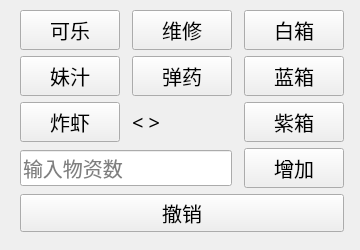
First picture: the form in record/gui.ui, repository bsnawoke/git_exer, before the edit.
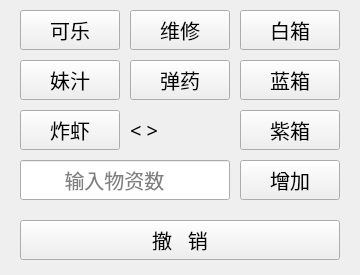
Second picture: the form after the edit.

Commit message: record UI 更新

Patch:
```diff
--- a/record/gui.ui
+++ b/record/gui.ui
@@ -7,48 +7,83 @@
     <x>0</x>
     <y>0</y>
     <width>360</width>
-    <height>250</height>
+    <height>275</height>
    </rect>
   </property>
   <property name="minimumSize">
    <size>
     <width>360</width>
-    <height>250</height>
+    <height>275</height>
    </size>
   </property>
   <property name="maximumSize">
    <size>
     <width>360</width>
-    <height>250</height>
+    <height>275</height>
    </size>
   </property>
   <property name="windowTitle">
    <string>Form</string>
   </property>
-  <widget class="QWidget" name="layoutWidget">
+  <widget class="QLabel" name="label">
+   <property name="geometry">
+    <rect>
+     <x>130</x>
+     <y>110</y>
+     <width>100</width>
+     <height>40</height>
+    </rect>
+   </property>
+   <property name="font">
+    <font>
+     <family>微软雅黑</family>
+     <pointsize>15</pointsize>
+    </font>
+   </property>
+   <property name="text">
+    <string>&lt;            &gt;</string>
+   </property>
+  </widget>
+  <widget class="QPushButton" name="Oil_3">
    <property name="geometry">
     <rect>
      <x>20</x>
+     <y>110</y>
+     <width>100</width>
+     <height>40</height>
+    </rect>
+   </property>
+   <property name="minimumSize">
+    <size>
+     <width>100</width>
+     <height>40</height>
+    </size>
+   </property>
+   <property name="maximumSize">
+    <size>
+     <width>100</width>
+     <height>40</height>
+    </size>
+   </property>
+   <property name="font">
+    <font>
+     <family>微软雅黑</family>
+     <pointsize>15</pointsize>
+    </font>
+   </property>
+   <property name="text">
+    <string>炸虾</string>
+   </property>
+  </widget>
+  <widget class="QPushButton" name="Case_1">
+   <property name="geometry">
+    <rect>
+     <x>240</x>
      <y>10</y>
-     <width>326</width>
-     <height>224</height>
+     <width>100</width>
+     <height>40</height>
     </rect>
    </property>
-   <property name="font">
-    <font>
-     <family>微软雅黑</family>
-     <pointsize>15</pointsize>
-    </font>
-   </property>
-   <layout class="QGridLayout" name="gridLayout">
-    <property name="horizontalSpacing">
-     <number>12</number>
-    </property>
-    <property name="verticalSpacing">
-     <number>6</number>
-    </property>
-    <item row="0" column="0">
-     <widget class="QPushButton" name="Oil_1">
       <property name="minimumSize">
        <size>
         <width>100</width>
@@ -68,12 +103,18 @@
        </font>
       </property>
       <property name="text">
-       <string>可乐</string>
-      </property>
-     </widget>
-    </item>
-    <item row="1" column="0">
+    <string>白箱</string>
+   </property>
+  </widget>
      <widget class="QPushButton" name="Oil_2">
+   <property name="geometry">
+    <rect>
+     <x>20</x>
+     <y>60</y>
+     <width>100</width>
+     <height>40</height>
+    </rect>
+   </property>
       <property name="minimumSize">
        <size>
         <width>100</width>
@@ -96,59 +137,15 @@
        <string>妹汁</string>
       </property>
      </widget>
-    </item>
-    <item row="1" column="1">
-     <widget class="QPushButton" name="Ammo">
-      <property name="minimumSize">
-       <size>
-        <width>100</width>
-        <height>40</height>
-       </size>
-      </property>
-      <property name="maximumSize">
-       <size>
-        <width>100</width>
-        <height>40</height>
-       </size>
-      </property>
-      <property name="font">
-       <font>
-        <family>微软雅黑</family>
-        <pointsize>15</pointsize>
-       </font>
-      </property>
-      <property name="text">
-       <string>弹药</string>
-      </property>
-     </widget>
-    </item>
-    <item row="2" column="2">
-     <widget class="QPushButton" name="Case_3">
-      <property name="minimumSize">
-       <size>
-        <width>100</width>
-        <height>40</height>
-       </size>
-      </property>
-      <property name="maximumSize">
-       <size>
-        <width>100</width>
-        <height>40</height>
-       </size>
-      </property>
-      <property name="font">
-       <font>
-        <family>微软雅黑</family>
-        <pointsize>15</pointsize>
-       </font>
-      </property>
-      <property name="text">
-       <string>紫箱</string>
-      </property>
-     </widget>
-    </item>
-    <item row="1" column="2">
      <widget class="QPushButton" name="Case_2">
+   <property name="geometry">
+    <rect>
+     <x>240</x>
+     <y>60</y>
+     <width>100</width>
+     <height>40</height>
+    </rect>
+   </property>
       <property name="minimumSize">
        <size>
         <width>100</width>
@@ -171,12 +168,18 @@
        <string>蓝箱</string>
       </property>
      </widget>
-    </item>
-    <item row="3" column="0" colspan="2">
      <widget class="QLineEdit" name="Money_money_money">
       <property name="enabled">
        <bool>true</bool>
       </property>
+   <property name="geometry">
+    <rect>
+     <x>20</x>
+     <y>160</y>
+     <width>210</width>
+     <height>40</height>
+    </rect>
+   </property>
       <property name="font">
        <font>
         <family>微软雅黑</family>
@@ -193,75 +196,18 @@
        <number>3</number>
       </property>
       <property name="placeholderText">
-       <string>输入物资数</string>
-      </property>
-     </widget>
-    </item>
-    <item row="2" column="1">
-     <widget class="QLabel" name="label">
-      <property name="font">
-       <font>
-        <family>微软雅黑</family>
-        <pointsize>15</pointsize>
-       </font>
-      </property>
-      <property name="text">
-       <string>&lt;          &gt;</string>
-      </property>
-     </widget>
-    </item>
-    <item row="2" column="0">
-     <widget class="QPushButton" name="Oil_3">
-      <property name="minimumSize">
-       <size>
-        <width>100</width>
-        <height>40</height>
-       </size>
-      </property>
-      <property name="maximumSize">
-       <size>
-        <width>100</width>
-        <height>40</height>
-       </size>
-      </property>
-      <property name="font">
-       <font>
-        <family>微软雅黑</family>
-        <pointsize>15</pointsize>
-       </font>
-      </property>
-      <property name="text">
-       <string>炸虾</string>
-      </property>
-     </widget>
-    </item>
-    <item row="0" column="2">
-     <widget class="QPushButton" name="Case_1">
-      <property name="minimumSize">
-       <size>
-        <width>100</width>
-        <height>40</height>
-       </size>
-      </property>
-      <property name="maximumSize">
-       <size>
-        <width>100</width>
-        <height>40</height>
-       </size>
-      </property>
-      <property name="font">
-       <font>
-        <family>微软雅黑</family>
-        <pointsize>15</pointsize>
-       </font>
-      </property>
-      <property name="text">
-       <string>白箱</string>
-      </property>
-     </widget>
-    </item>
-    <item row="0" column="1">
+    <string>        输入物资数</string>
+   </property>
+  </widget>
      <widget class="QPushButton" name="Repair">
+   <property name="geometry">
+    <rect>
+     <x>130</x>
+     <y>10</y>
+     <width>100</width>
+     <height>40</height>
+    </rect>
+   </property>
       <property name="minimumSize">
        <size>
         <width>100</width>
@@ -284,9 +230,15 @@
        <string>维修</string>
       </property>
      </widget>
-    </item>
-    <item row="3" column="2">
      <widget class="QPushButton" name="Add_money">
+   <property name="geometry">
+    <rect>
+     <x>240</x>
+     <y>160</y>
+     <width>100</width>
+     <height>40</height>
+    </rect>
+   </property>
       <property name="minimumSize">
        <size>
         <width>100</width>
@@ -309,9 +261,15 @@
        <string>增加</string>
       </property>
      </widget>
-    </item>
-    <item row="4" column="0" colspan="3">
      <widget class="QPushButton" name="Cancel">
+   <property name="geometry">
+    <rect>
+     <x>20</x>
+     <y>220</y>
+     <width>320</width>
+     <height>40</height>
+    </rect>
+   </property>
       <property name="minimumSize">
        <size>
         <width>170</width>
@@ -324,12 +282,108 @@
         <height>16777215</height>
        </size>
       </property>
+   <property name="font">
+    <font>
+     <family>微软雅黑</family>
+     <pointsize>15</pointsize>
+    </font>
+   </property>
       <property name="text">
-       <string>撤销</string>
-      </property>
-     </widget>
-    </item>
-   </layout>
+    <string>撤   销</string>
+   </property>
+  </widget>
+  <widget class="QPushButton" name="Oil_1">
+   <property name="geometry">
+    <rect>
+     <x>20</x>
+     <y>10</y>
+     <width>100</width>
+     <height>40</height>
+    </rect>
+   </property>
+   <property name="minimumSize">
+    <size>
+     <width>100</width>
+     <height>40</height>
+    </size>
+   </property>
+   <property name="maximumSize">
+    <size>
+     <width>100</width>
+     <height>40</height>
+    </size>
+   </property>
+   <property name="font">
+    <font>
+     <family>微软雅黑</family>
+     <pointsize>15</pointsize>
+    </font>
+   </property>
+   <property name="text">
+    <string>可乐</string>
+   </property>
+  </widget>
+  <widget class="QPushButton" name="Ammo">
+   <property name="geometry">
+    <rect>
+     <x>130</x>
+     <y>60</y>
+     <width>100</width>
+     <height>40</height>
+    </rect>
+   </property>
+   <property name="minimumSize">
+    <size>
+     <width>100</width>
+     <height>40</height>
+    </size>
+   </property>
+   <property name="maximumSize">
+    <size>
+     <width>100</width>
+     <height>40</height>
+    </size>
+   </property>
+   <property name="font">
+    <font>
+     <family>微软雅黑</family>
+     <pointsize>15</pointsize>
+    </font>
+   </property>
+   <property name="text">
+    <string>弹药</string>
+   </property>
+  </widget>
+  <widget class="QPushButton" name="Case_3">
+   <property name="geometry">
+    <rect>
+     <x>240</x>
+     <y>110</y>
+     <width>100</width>
+     <height>40</height>
+    </rect>
+   </property>
+   <property name="minimumSize">
+    <size>
+     <width>100</width>
+     <height>40</height>
+    </size>
+   </property>
+   <property name="maximumSize">
+    <size>
+     <width>100</width>
+     <height>40</height>
+    </size>
+   </property>
+   <property name="font">
+    <font>
+     <family>微软雅黑</family>
+     <pointsize>15</pointsize>
+    </font>
+   </property>
+   <property name="text">
+    <string>紫箱</string>
+   </property>
   </widget>
  </widget>
  <resources/>
```
Lines whose indentation alone changed are shown as unchanged. The commit also changes 2 other files.
